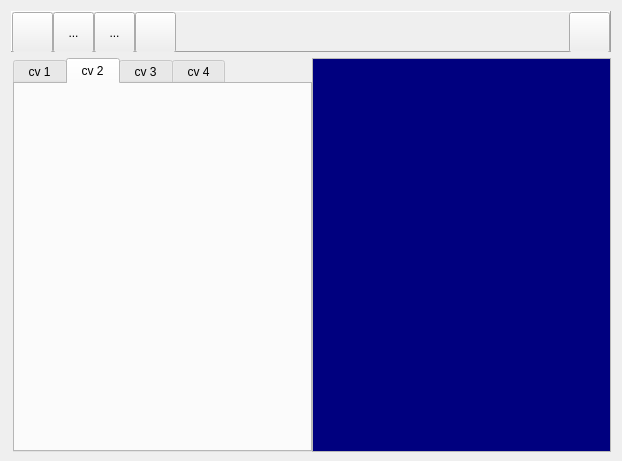
This is Homeworks_CV/mainframe.ui in mqjinwon/ComputerVision as Qt 5 draws it before an edit. The edited form follows.
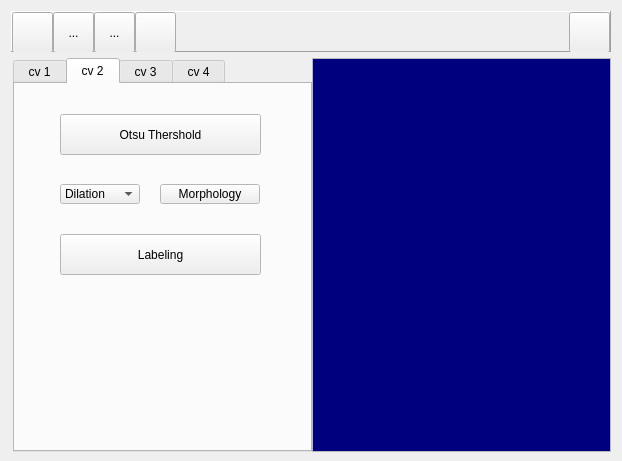
This is the edited form. The open tabs and pages were chosen to show the change. Icons and pictures are not drawn.

Commit message: HW02-otsu&labeling

The edit to the form file:
```diff
--- a/Homeworks_CV/mainframe.ui
+++ b/Homeworks_CV/mainframe.ui
@@ -668,6 +668,147 @@
         <attribute name="title">
          <string> cv 2 </string>
         </attribute>
+        <widget class="QPushButton" name="buttonOtsu">
+         <property name="geometry">
+          <rect>
+           <x>45</x>
+           <y>30</y>
+           <width>201</width>
+           <height>41</height>
+          </rect>
+         </property>
+         <property name="autoFillBackground">
+          <bool>false</bool>
+         </property>
+         <property name="text">
+          <string>Otsu Thershold</string>
+         </property>
+         <property name="iconSize">
+          <size>
+           <width>41</width>
+           <height>41</height>
+          </size>
+         </property>
+         <property name="checkable">
+          <bool>false</bool>
+         </property>
+         <property name="autoRepeat">
+          <bool>false</bool>
+         </property>
+         <property name="autoExclusive">
+          <bool>false</bool>
+         </property>
+         <property name="autoDefault">
+          <bool>true</bool>
+         </property>
+         <property name="flat">
+          <bool>false</bool>
+         </property>
+        </widget>
+        <widget class="QPushButton" name="buttonMorp">
+         <property name="geometry">
+          <rect>
+           <x>145</x>
+           <y>100</y>
+           <width>100</width>
+           <height>20</height>
+          </rect>
+         </property>
+         <property name="autoFillBackground">
+          <bool>false</bool>
+         </property>
+         <property name="text">
+          <string>Morphology</string>
+         </property>
+         <property name="iconSize">
+          <size>
+           <width>41</width>
+           <height>41</height>
+          </size>
+         </property>
+         <property name="checkable">
+          <bool>false</bool>
+         </property>
+         <property name="autoRepeat">
+          <bool>false</bool>
+         </property>
+         <property name="autoExclusive">
+          <bool>false</bool>
+         </property>
+         <property name="autoDefault">
+          <bool>true</bool>
+         </property>
+         <property name="flat">
+          <bool>false</bool>
+         </property>
+        </widget>
+        <widget class="QComboBox" name="cbMorp">
+         <property name="geometry">
+          <rect>
+           <x>45</x>
+           <y>100</y>
+           <width>80</width>
+           <height>20</height>
+          </rect>
+         </property>
+         <item>
+          <property name="text">
+           <string>Dilation</string>
+          </property>
+         </item>
+         <item>
+          <property name="text">
+           <string>Erosion</string>
+          </property>
+         </item>
+         <item>
+          <property name="text">
+           <string>Opening</string>
+          </property>
+         </item>
+         <item>
+          <property name="text">
+           <string>Closing</string>
+          </property>
+         </item>
+        </widget>
+        <widget class="QPushButton" name="buttonLabel">
+         <property name="geometry">
+          <rect>
+           <x>45</x>
+           <y>150</y>
+           <width>201</width>
+           <height>41</height>
+          </rect>
+         </property>
+         <property name="autoFillBackground">
+          <bool>false</bool>
+         </property>
+         <property name="text">
+          <string>Labeling</string>
+         </property>
+         <property name="iconSize">
+          <size>
+           <width>41</width>
+           <height>41</height>
+          </size>
+         </property>
+         <property name="checkable">
+          <bool>false</bool>
+         </property>
+         <property name="autoRepeat">
+          <bool>false</bool>
+         </property>
+         <property name="autoExclusive">
+          <bool>false</bool>
+         </property>
+         <property name="autoDefault">
+          <bool>true</bool>
+         </property>
+         <property name="flat">
+          <bool>false</bool>
+         </property>
+        </widget>
        </widget>
        <widget class="QWidget" name="tab_4">
         <attribute name="title">
```
Left out of the diff: 22 changed lines with no effect on the pictures. The commit also changes 6 other files.
